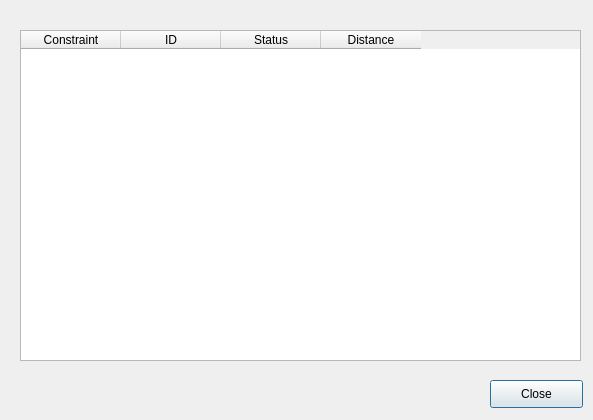
The window that vp_freifleaschen_plugin_dialog_base.ui (ValonSinani/PV_Freifl-che) describes before a commit, drawn with Qt 5.
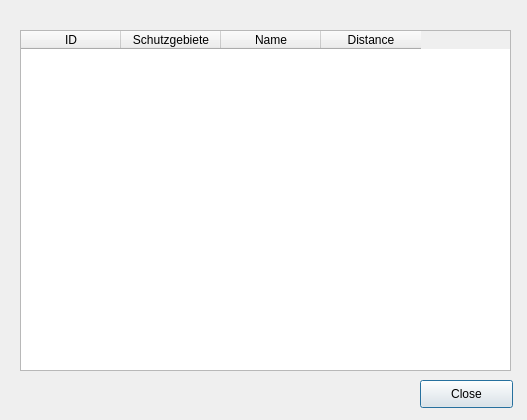
The same window after the commit.

Commit message: Populated impact table with date LSG, NSG, Landuse

```diff
--- a/vp_freifleaschen_plugin_dialog_base.ui
+++ b/vp_freifleaschen_plugin_dialog_base.ui
@@ -6,7 +6,7 @@
    <rect>
     <x>0</x>
     <y>0</y>
-    <width>593</width>
+    <width>527</width>
     <height>420</height>
    </rect>
   </property>
@@ -18,18 +18,13 @@
     <rect>
      <x>20</x>
      <y>30</y>
-     <width>561</width>
-     <height>331</height>
+     <width>491</width>
+     <height>341</height>
     </rect>
    </property>
    <property name="alternatingRowColors">
     <bool>true</bool>
    </property>
-   <column>
-    <property name="text">
-     <string>Constraint</string>
-    </property>
-   </column>
    <column>
     <property name="text">
      <string>ID</string>
@@ -37,7 +32,12 @@
    </column>
    <column>
     <property name="text">
-     <string>Status</string>
+     <string>Schutzgebiete</string>
+    </property>
+   </column>
+   <column>
+    <property name="text">
+     <string>Name</string>
     </property>
    </column>
    <column>
@@ -49,7 +49,7 @@
   <widget class="QPushButton" name="btnPush">
    <property name="geometry">
     <rect>
-     <x>490</x>
+     <x>420</x>
      <y>380</y>
      <width>93</width>
      <height>28</height>
```
Left out of the diff: 6 changed lines with no effect on the pictures. The commit also changes 1 other file.
